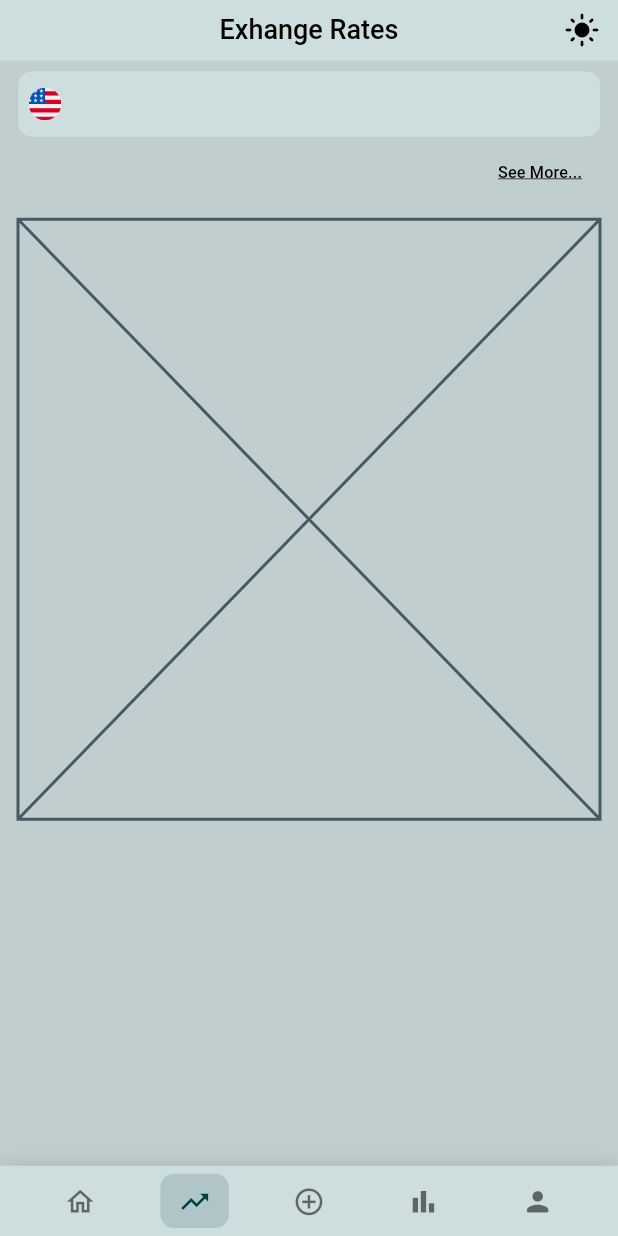
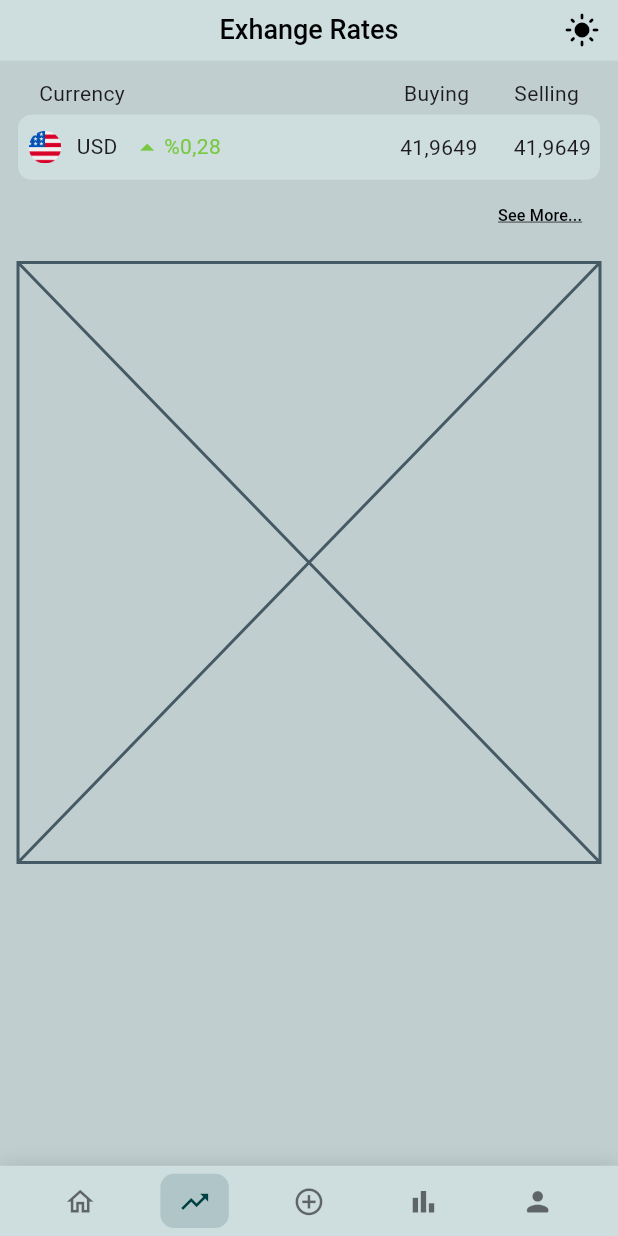
Before and after one commit to YigitAkture/InvesTracker, a Flutter app: the screen it shows after launch, item 2 of the bottom bar chosen, on a phone screen of 412 x 824 dp. Run offline on Flutter 3.47's test engine with Material 3 defaults, Android fonts, the phone set to English and light mode, and no system bars; our stand-ins replace flutter_screenutil.

Commit message:
Create exchange rate box template

```diff
--- a/inves_tracker/lib/views/market/currency/widgets/currency_box.dart
+++ b/inves_tracker/lib/views/market/currency/widgets/currency_box.dart
@@ -16,12 +16,34 @@ class CurrencyBox extends StatelessWidget {
         borderRadius: BorderRadius.circular(10.r)
       ),
       child: Row(
+        mainAxisAlignment: MainAxisAlignment.spaceBetween,
         children: [
-          Image.asset(
-            'assets/img/flags/usd.png',
-            height: 24.h,
-            width: 24.w,
+          Wrap(
+            children: [
+              Image.asset(
+                'assets/img/flags/usd.png',
+                height: 24.h,
+                width: 24.w,
+              ),
+              SizedBox(width: 9.w),
+              Text('USD'),
+              SizedBox(width: 9.w),
+              Icon(
+                Icons.arrow_drop_up_outlined,
+                size: 24.sp,
+                color: AppColors.success,
+              ),
+              SizedBox(width: 0.5.w),
+              Text('%0,28', style: TextStyle(color: AppColors.success))
+            ]
           ),
+          Wrap(
+            children: [
+              Text('41,9649'),
+              SizedBox(width: 24.w),
+              Text('41,9649'),
+            ],
+          )
         ],
       ),
     );
--- a/inves_tracker/lib/views/market/market.dart
+++ b/inves_tracker/lib/views/market/market.dart
@@ -11,6 +11,23 @@ class Market extends StatelessWidget {
     return SingleChildScrollView(
       child: Column(
         children: [
+          Padding(
+            padding: EdgeInsets.symmetric(horizontal: 14.w),
+            child: Row(
+              mainAxisAlignment: MainAxisAlignment.spaceBetween,
+              children: [
+                Text('Currency'),
+                SizedBox(height: 32.h),
+                Wrap(
+                  children: [
+                    Text('Buying'),
+                    SizedBox(width: 30.w),
+                    Text('Selling'),
+                  ],
+                )
+              ],
+            ),
+          ),
           CurrencyRates(),
           SizedBox(height: 8.h),
           GoldRates(),
```
